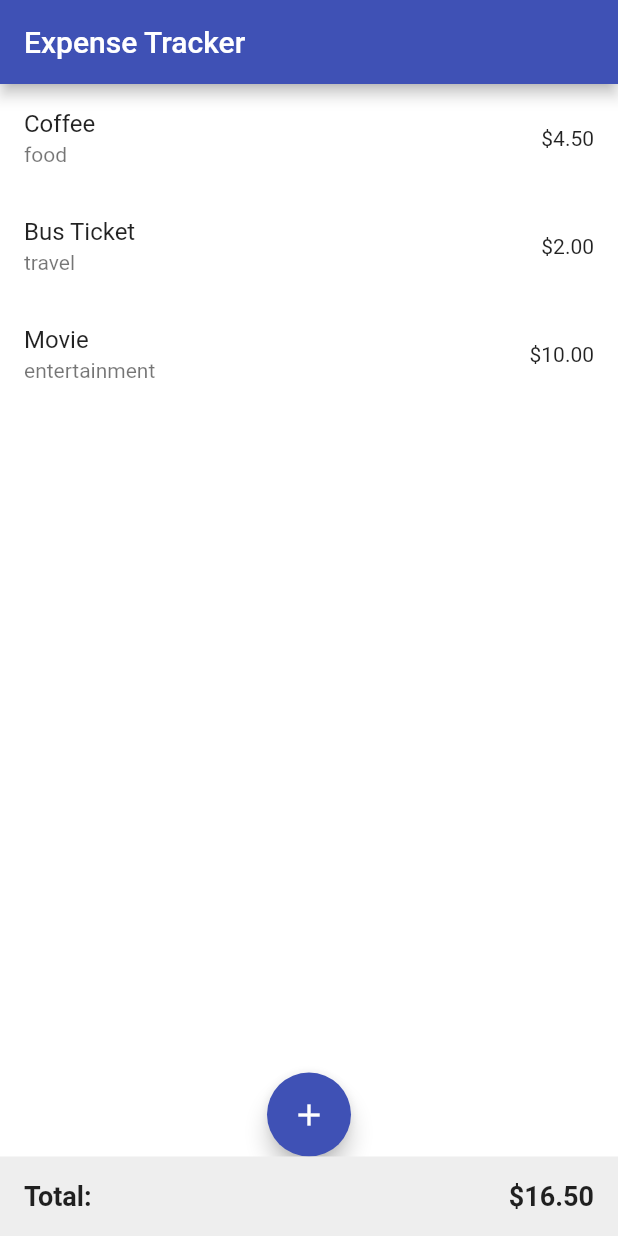
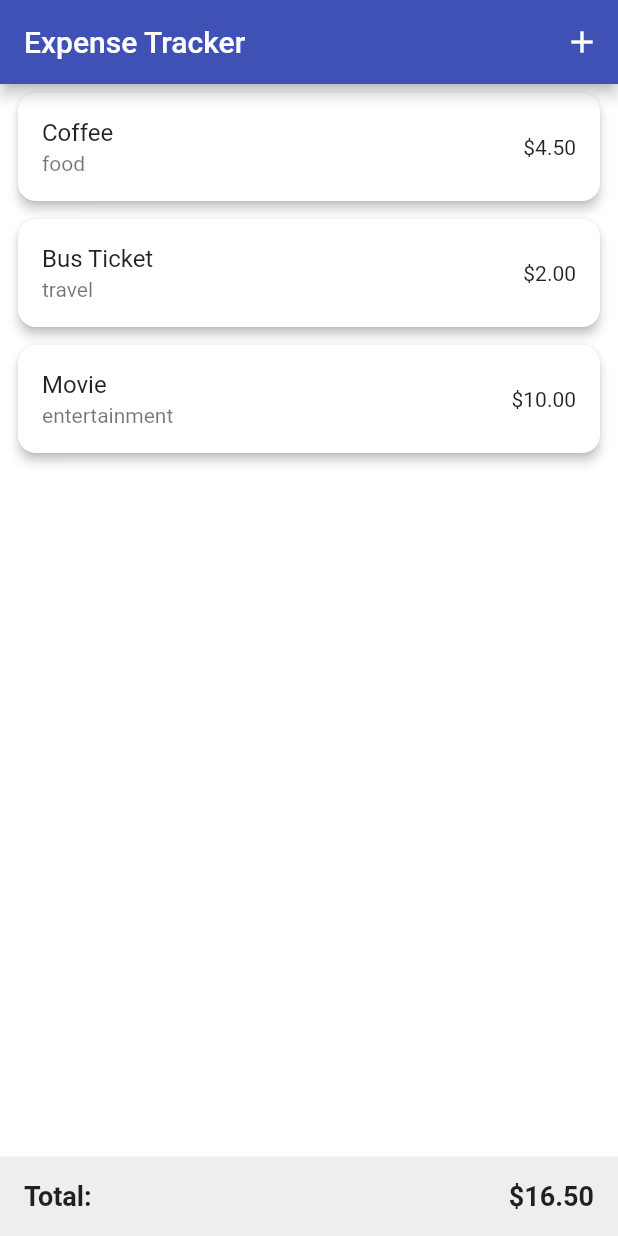
Before and after one commit to farihaarai/expense-tracker-flutter-bloc, a Flutter app: the screen it shows after launch, on a phone screen of 412 x 824 dp. Run offline on Flutter 3.47's test engine with Material 3 defaults, Android fonts, the phone set to English and light mode, and no system bars; our stand-ins replace copy_with_extension, equatable, flutter_bloc.

Commit message:
feat(expense): add delete expense feature and refactor UI - Implemented delete expense using Dismissible widget - Added DeleteExpense event in ExpenseBloc - Created separate widgets for ExpenseList and TotalExpense - Refactored HomePage to use new widgets for better structure

```diff
--- a/lib/blocs/expense_bloc.dart
+++ b/lib/blocs/expense_bloc.dart
@@ -35,14 +35,14 @@ class ExpenseBloc extends Bloc<ExpenseEvent, ExpenseState> {
           categoryTotals: {"Food": 4.5, "Travel": 2.0, "Entertainment": 10.0},
         ),
       ) {
-    on<LoadExpenses>(_onLoadExpenses);
-    on<AddExpense>(_onAddExpense);
-    on<DeleteExpense>(_onDeleteExpense);
+    on<LoadExpenses>(_onLoadExpensesEvent);
+    on<AddExpense>(_onAddExpenseEvent);
+    on<DeleteExpense>(_onDeleteExpenseEvent);
   }
 
-  void _onLoadExpenses(LoadExpenses event, Emitter<ExpenseState> emit) {}
+  void _onLoadExpensesEvent(LoadExpenses event, Emitter<ExpenseState> emit) {}
 
-  void _onAddExpense(AddExpense event, Emitter<ExpenseState> emit) {
+  void _onAddExpenseEvent(AddExpense event, Emitter<ExpenseState> emit) {
     // Way 1
     List<Expense> list = state.expenses; // existing state expenses
     list.add(event.expense); // add
@@ -60,5 +60,16 @@ class ExpenseBloc extends Bloc<ExpenseEvent, ExpenseState> {
     );
   }
 
-  void _onDeleteExpense(DeleteExpense event, Emitter<ExpenseState> emit) {}
+  void _onDeleteExpenseEvent(DeleteExpense event, Emitter<ExpenseState> emit) {
+    List<Expense> list = state.expenses;
+    final expenseToDelete = list.firstWhere((e) => e.id == event.id);
+    list.removeWhere((e) => e.id == event.id);
+
+    emit(
+      state.copyWith(
+        expenses: list,
+        totalAmount: state.totalAmount - expenseToDelete.amount,
+      ),
+    );
+  }
 }
--- a/lib/ui/home_page.dart
+++ b/lib/ui/home_page.dart
@@ -1,8 +1,9 @@
 import 'package:expense_tracker_bloc/blocs/expense_bloc.dart';
 import 'package:expense_tracker_bloc/blocs/expense_event.dart';
-import 'package:expense_tracker_bloc/blocs/expense_state.dart';
 import 'package:expense_tracker_bloc/enums/expense_category.dart';
 import 'package:expense_tracker_bloc/models/expense.dart';
+import 'package:expense_tracker_bloc/ui/widgets/expense_list.dart';
+import 'package:expense_tracker_bloc/ui/widgets/total_expense.dart';
 import 'package:flutter/material.dart';
 import 'package:flutter_bloc/flutter_bloc.dart';
 
@@ -12,70 +13,23 @@ class HomePage extends StatelessWidget {
   @override
   Widget build(BuildContext context) {
     return Scaffold(
-      appBar: AppBar(title: const Text("Expense Tracker")),
-      body: Column(
-        children: [
-          Expanded(
-            child: BlocBuilder<ExpenseBloc, ExpenseState>(
-              builder: (context, state) {
-                if (state.expenses.isEmpty) {
-                  return const Center(child: Text("No expenses yet"));
-                }
-                return ListView.builder(
-                  itemCount: state.expenses.length,
-                  itemBuilder: (context, index) {
-                    final expense = state.expenses[index];
-                    return ListTile(
-                      title: Text(expense.title),
-                      subtitle: Text(
-                        expense.category.toString().split('.').last,
-                      ),
-                      trailing: Text("\$${expense.amount.toStringAsFixed(2)}"),
-                      // IconButton(
-                      //   onPressed: () {},
-                      //   icon: Icon(Icons.delete),
-                      // ),
-                    );
-                  },
-                );
-              },
-            ),
-          ),
-          FloatingActionButton(
+      appBar: AppBar(
+        title: const Text("Expense Tracker"),
+        actions: [
+          IconButton(
             onPressed: () {
               _showAddExpenseDialog(context);
             },
-            child: const Icon(Icons.add),
+            icon: const Icon(Icons.add, color: Colors.white),
           ),
-
-          // Total Section
-          BlocBuilder<ExpenseBloc, ExpenseState>(
-            builder: (context, state) {
-              return Container(
-                padding: EdgeInsets.all(16),
-                color: Colors.grey[200],
-                child: Row(
-                  mainAxisAlignment: MainAxisAlignment.spaceBetween,
-                  children: [
-                    const Text(
-                      "Total: ",
-                      style: TextStyle(
-                        fontSize: 18,
-                        fontWeight: FontWeight.bold,
-                      ),
-                    ),
-                    Text(
-                      "\$${state.totalAmount.toStringAsFixed(2)}",
-                      style: const TextStyle(
-                        fontSize: 18,
-                        fontWeight: FontWeight.bold,
-                      ),
-                    ),
-                  ],
-                ),
-              );
-            },
-          ),
+        ],
+      ),
+      body: Column(
+        children: [
+          // List of Expenses
+          ExpenseList(),
+          // Total Expenditure Amount
+          TotalExpense(),
         ],
       ),
     );
@@ -110,6 +64,7 @@ class HomePage extends StatelessWidget {
       }
     }
 
+    //  Add Expense Dailog
     showDialog(
       context: context,
       builder: (_) {
--- /dev/null
+++ b/lib/ui/widgets/expense_list.dart
@@ -0,0 +1,54 @@
+import 'package:expense_tracker_bloc/blocs/expense_bloc.dart';
+import 'package:expense_tracker_bloc/blocs/expense_event.dart';
+import 'package:expense_tracker_bloc/blocs/expense_state.dart';
+import 'package:flutter/material.dart';
+import 'package:flutter_bloc/flutter_bloc.dart';
+
+class ExpenseList extends StatelessWidget {
+  const ExpenseList({super.key});
+
+  @override
+  Widget build(BuildContext context) {
+    return Expanded(
+      child: BlocBuilder<ExpenseBloc, ExpenseState>(
+        builder: (context, state) {
+          if (state.expenses.isEmpty) {
+            return const Center(
+              child: Text("No expenses found!! Start Adding Some..."),
+            );
+          }
+          return ListView.builder(
+            itemCount: state.expenses.length,
+            itemBuilder: (context, index) {
+              final expense = state.expenses[index];
+              return Dismissible(
+                key: ValueKey(expense),
+                background: Container(color: Colors.red[300]),
+                onDismissed: (direction) {
+                  final bloc = context.read<ExpenseBloc>();
+                  bloc.add(DeleteExpense(expense.id));
+                },
+                child: Card(
+                  margin: const EdgeInsets.symmetric(
+                    horizontal: 12,
+                    vertical: 6,
+                  ),
+                  elevation: 3,
+                  shape: RoundedRectangleBorder(
+                    borderRadius: BorderRadius.circular(12),
+                  ),
+
+                  child: ListTile(
+                    title: Text(expense.title),
+                    subtitle: Text(expense.category.toString().split('.').last),
+                    trailing: Text("\$${expense.amount.toStringAsFixed(2)}"),
+                  ),
+                ),
+              );
+            },
+          );
+        },
+      ),
+    );
+  }
+}
--- /dev/null
+++ b/lib/ui/widgets/total_expense.dart
@@ -0,0 +1,36 @@
+import 'package:expense_tracker_bloc/blocs/expense_bloc.dart';
+import 'package:expense_tracker_bloc/blocs/expense_state.dart';
+import 'package:flutter/material.dart';
+import 'package:flutter_bloc/flutter_bloc.dart';
+
+class TotalExpense extends StatelessWidget {
+  const TotalExpense({super.key});
+
+  @override
+  Widget build(BuildContext context) {
+    return BlocBuilder<ExpenseBloc, ExpenseState>(
+      builder: (context, state) {
+        return Container(
+          padding: EdgeInsets.all(16),
+          color: Colors.grey[200],
+          child: Row(
+            mainAxisAlignment: MainAxisAlignment.spaceBetween,
+            children: [
+              const Text(
+                "Total: ",
+                style: TextStyle(fontSize: 18, fontWeight: FontWeight.bold),
+              ),
+              Text(
+                "\$${state.totalAmount.toStringAsFixed(2)}",
+                style: const TextStyle(
+                  fontSize: 18,
+                  fontWeight: FontWeight.bold,
+                ),
+              ),
+            ],
+          ),
+        );
+      },
+    );
+  }
+}
```
Also changed, not shown: lib/ui/add_expense_page.dart (deleted).
